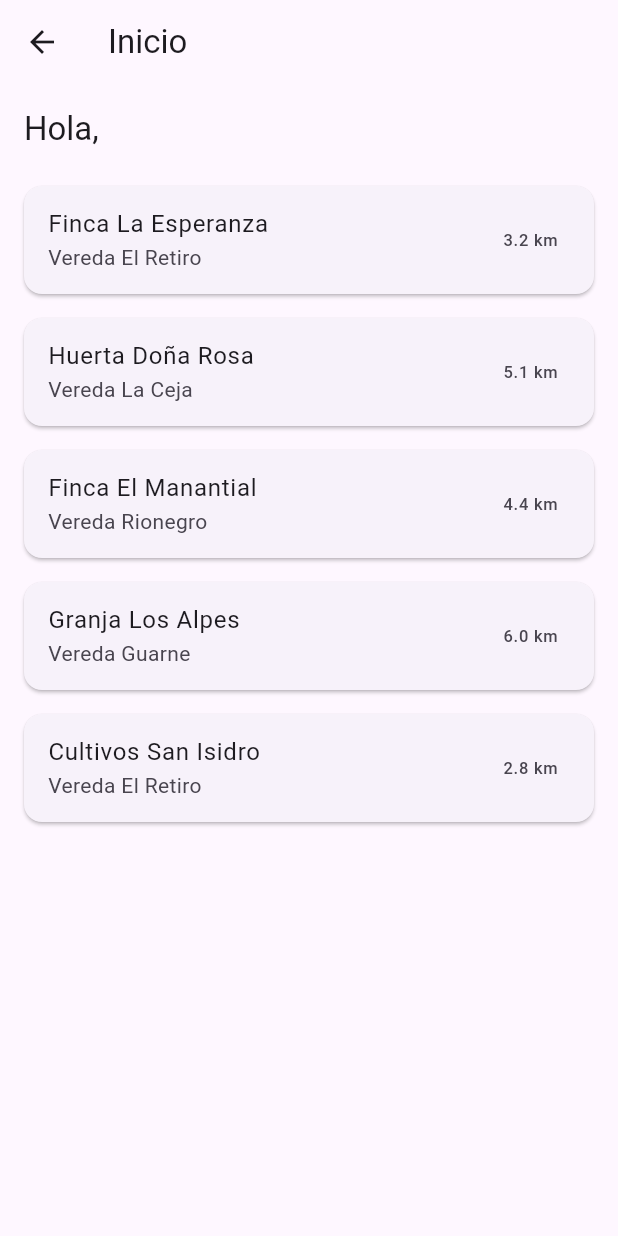
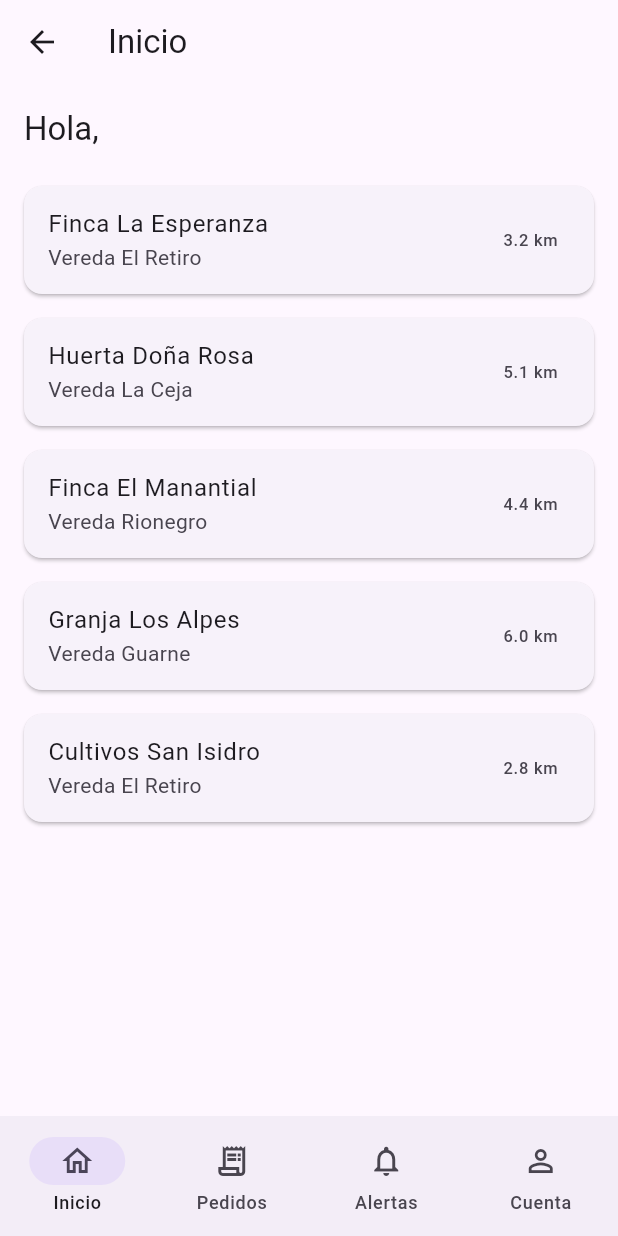
Before and after one commit to DMB2005/Navegacion_Mercado, a Flutter app: the PantallaInicio screen opened directly with empty values, on a phone screen of 412 x 824 dp. Run offline on Flutter 3.47's test engine with Material 3 defaults, Android fonts, the phone set to English and light mode, and no system bars.

Commit message:
Barra inferior sin acción según el flujo del equipo

```diff
--- a/lib/pantallas/inicio.dart
+++ b/lib/pantallas/inicio.dart
@@ -71,6 +71,27 @@ class PantallaInicio extends StatelessWidget {
           ),
         ],
       ),
+      bottomNavigationBar: NavigationBar(
+        selectedIndex: 0,
+        destinations: const [
+          NavigationDestination(
+            icon: Icon(Icons.home_outlined),
+            label: 'Inicio',
+          ),
+          NavigationDestination(
+            icon: Icon(Icons.receipt_long_outlined),
+            label: 'Pedidos',
+          ),
+          NavigationDestination(
+            icon: Icon(Icons.notifications_outlined),
+            label: 'Alertas',
+          ),
+          NavigationDestination(
+            icon: Icon(Icons.person_outline),
+            label: 'Cuenta',
+          ),
+        ],
+      ),
     );
   }
 }
```
